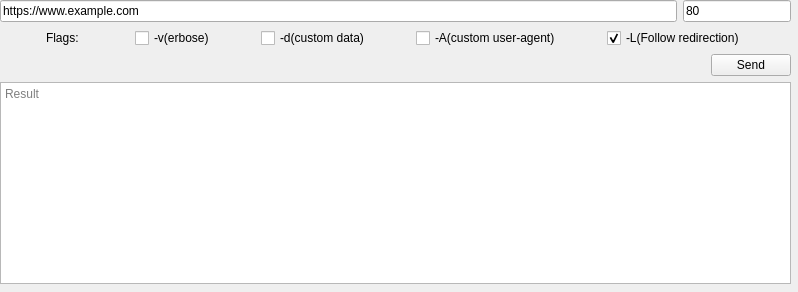
Old version of the form mainwindow.ui in the repository abmaurya/QcURL.
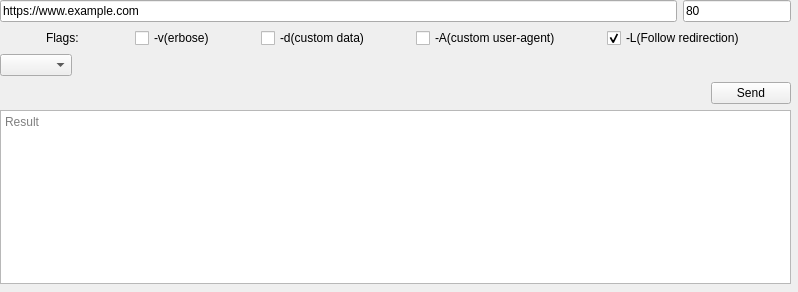
New version of the form.

Commit message: add post method capability with data

Patch:
```diff
--- a/mainwindow.ui
+++ b/mainwindow.ui
@@ -26,7 +26,7 @@
       <height>291</height>
      </rect>
     </property>
-    <layout class="QVBoxLayout" name="mainWindowLayout" stretch="0,0,0,0">
+    <layout class="QVBoxLayout" name="mainWindowLayout" stretch="0,0,0,0,0">
      <property name="bottomMargin">
       <number>7</number>
      </property>
@@ -168,6 +168,22 @@
        </item>
       </layout>
      </item>
+     <item>
+      <widget class="QComboBox" name="methodName">
+       <property name="sizePolicy">
+        <sizepolicy hsizetype="Maximum" vsizetype="Fixed">
+         <horstretch>1</horstretch>
+         <verstretch>0</verstretch>
+        </sizepolicy>
+       </property>
+       <property name="maximumSize">
+        <size>
+         <width>16777215</width>
+         <height>16777215</height>
+        </size>
+       </property>
+      </widget>
+     </item>
      <item>
       <widget class="QPushButton" name="sendPutPushButton">
        <property name="sizePolicy">
```
The commit also changes 4 other files.
